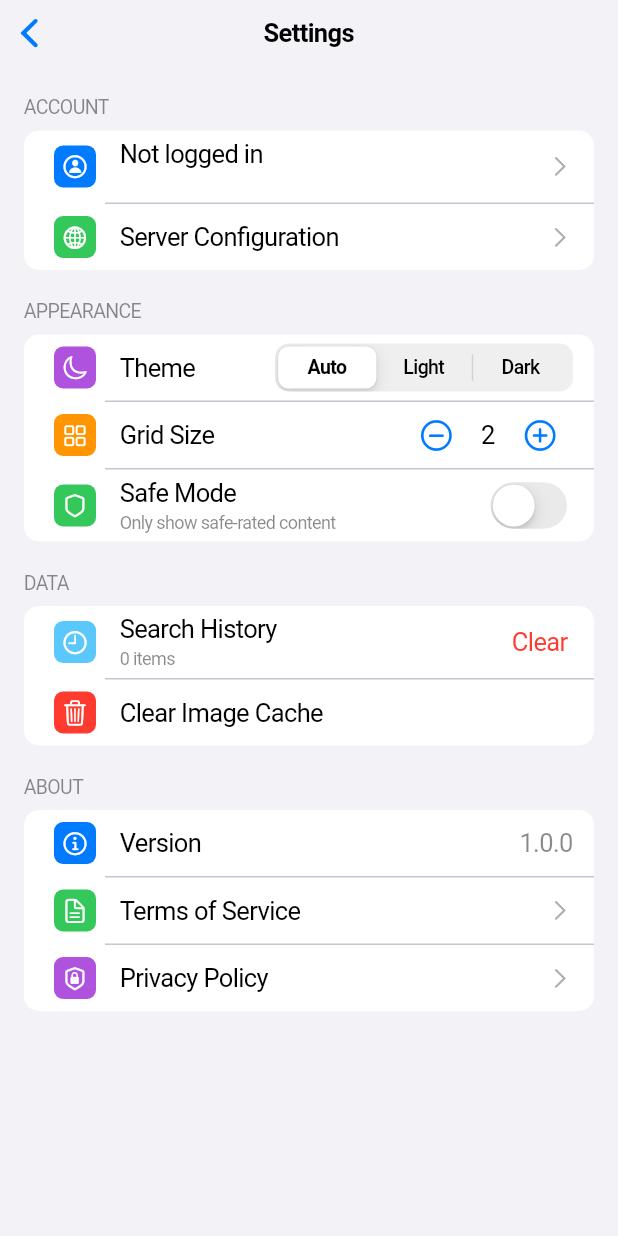
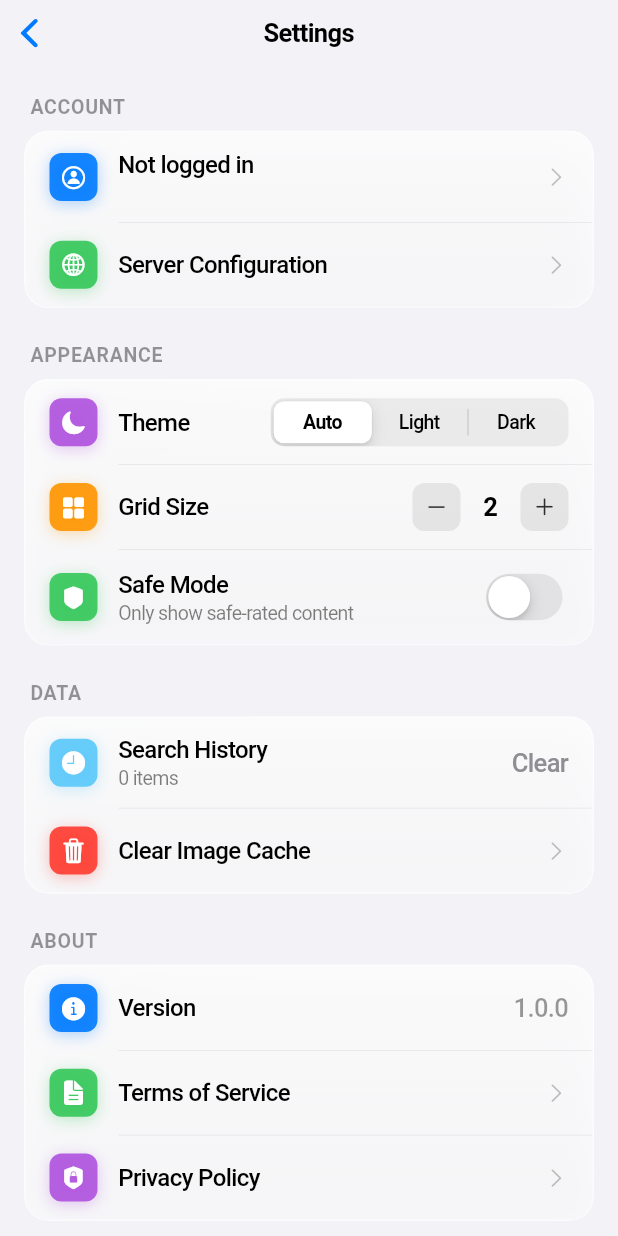
Before and after one commit to justacalico/klit, a Flutter app: the SettingsPage screen opened directly, on a phone screen of 412 x 824 dp. Run offline on Flutter 3.47's test engine with Material 3 defaults, Android fonts, the phone set to English and light mode, and no system bars; our stand-ins replace cached_network_image, chewie, dio, flutter_secure_storage, photo_view, pull_to_refresh and 3 more; missing offline and left inert: media_kit, media_kit_video; accounts and stored records are empty.

Commit message:
Enhance SettingsPage with liquid glass design and improved section handling

```diff
--- a/lib/presentation/pages/settings/settings_page.dart
+++ b/lib/presentation/pages/settings/settings_page.dart
@@ -1,11 +1,11 @@
+import 'dart:ui';
 import 'package:flutter/cupertino.dart';
-import 'package:flutter/material.dart' show Divider;
 import 'package:provider/provider.dart';
 import '../../../app/routes.dart';
 import '../../../core/constants/constants.dart';
 import '../../providers/providers.dart';
 
-/// Settings page
+/// Settings page with iOS 26 liquid glass design
 class SettingsPage extends StatelessWidget {
   const SettingsPage({super.key});
 
@@ -18,20 +18,25 @@ class SettingsPage extends StatelessWidget {
       backgroundColor: isDark
           ? AppColors.darkGroupedBackground
           : AppColors.lightGroupedBackground,
-      navigationBar: const CupertinoNavigationBar(
-        middle: Text('Settings'),
+      navigationBar: CupertinoNavigationBar(
+        middle: const Text('Settings'),
+        backgroundColor: isDark
+            ? CupertinoColors.black.withOpacity(0.5)
+            : CupertinoColors.white.withOpacity(0.5),
       ),
       child: SafeArea(
+        bottom: false,
         child: ListView(
+          padding: const EdgeInsets.only(bottom: 100),
           children: [
             const SizedBox(height: 20),
-            _buildAccountSection(context),
-            const SizedBox(height: 20),
-            _buildAppearanceSection(context),
-            const SizedBox(height: 20),
-            _buildCacheSection(context),
-            const SizedBox(height: 20),
-            _buildAboutSection(context),
+            _buildAccountSection(context, isDark),
+            const SizedBox(height: 24),
+            _buildAppearanceSection(context, isDark),
+            const SizedBox(height: 24),
+            _buildCacheSection(context, isDark),
+            const SizedBox(height: 24),
+            _buildAboutSection(context, isDark),
             const SizedBox(height: 40),
           ],
         ),
@@ -39,33 +44,36 @@ class SettingsPage extends StatelessWidget {
     );
   }
 
-  Widget _buildAccountSection(BuildContext context) {
-    return _buildSection(
+  Widget _buildAccountSection(BuildContext context, bool isDark) {
+    return _buildLiquidGlassSection(
       context,
+      isDark: isDark,
       title: 'ACCOUNT',
       children: [
         Consumer<AuthProvider>(
           builder: (context, auth, _) {
-            return _buildListTile(
+            return _buildLiquidGlassTile(
               context,
+              isDark: isDark,
               icon: CupertinoIcons.person_circle,
               iconColor: AppColors.primaryBlue,
               title: auth.currentAccount?.username ?? 'Not logged in',
               subtitle: auth.currentAccount?.host ?? '',
-              trailing: const CupertinoListTileChevron(),
+              showChevron: true,
               onTap: () => Navigator.of(context).pushNamed(
                 AppRoutes.accountManagement,
               ),
             );
           },
         ),
-        _buildDivider(),
-        _buildListTile(
+        _buildLiquidGlassDivider(isDark),
+        _buildLiquidGlassTile(
           context,
+          isDark: isDark,
           icon: CupertinoIcons.globe,
           iconColor: AppColors.primaryGreen,
           title: 'Server Configuration',
-          trailing: const CupertinoListTileChevron(),
+          showChevron: true,
           onTap: () => Navigator.of(context).pushNamed(
             AppRoutes.hostSettings,
           ),
@@ -74,20 +82,28 @@ class SettingsPage extends StatelessWidget {
     );
   }
 
-  Widget _buildAppearanceSection(BuildContext context) {
-    return _buildSection(
+  Widget _buildAppearanceSection(BuildContext context, bool isDark) {
+    return _buildLiquidGlassSection(
       context,
+      isDark: isDark,
       title: 'APPEARANCE',
       children: [
         Consumer<SettingsProvider>(
           builder: (context, settings, _) {
-            return _buildListTile(
+            return _buildLiquidGlassTile(
               context,
-              icon: CupertinoIcons.moon,
+              isDark: isDark,
+              icon: CupertinoIcons.moon_fill,
               iconColor: AppColors.primaryPurple,
               title: 'Theme',
               trailing: CupertinoSlidingSegmentedControl<int>(
                 groupValue: settings.themeMode,
+                backgroundColor: isDark
+                    ? CupertinoColors.white.withOpacity(0.1)
+                    : CupertinoColors.black.withOpacity(0.06),
+                thumbColor: isDark
+                    ? CupertinoColors.white.withOpacity(0.2)
+                    : CupertinoColors.white,
                 children: const {
                   0: Padding(
                     padding: EdgeInsets.symmetric(horizontal: 8),
@@ -111,54 +127,62 @@ class SettingsPage extends StatelessWidget {
             );
           },
         ),
-        _buildDivider(),
+        _buildLiquidGlassDivider(isDark),
         Consumer<SettingsProvider>(
           builder: (context, settings, _) {
-            return _buildListTile(
+            return _buildLiquidGlassTile(
               context,
-              icon: CupertinoIcons.square_grid_2x2,
+              isDark: isDark,
+              icon: CupertinoIcons.square_grid_2x2_fill,
               iconColor: AppColors.primaryOrange,
               title: 'Grid Size',
               trailing: Row(
                 mainAxisSize: MainAxisSize.min,
                 children: [
-                  CupertinoButton(
-                    padding: EdgeInsets.zero,
-                    onPressed: settings.gridSize > AppConstants.minGridColumns
+                  _buildGlassButton(
+                    isDark: isDark,
+                    icon: CupertinoIcons.minus,
+                    onTap: settings.gridSize > AppConstants.minGridColumns
                         ? () => settings.setGridSize(settings.gridSize - 1)
                         : null,
-                    child: const Icon(CupertinoIcons.minus_circle, size: 24),
                   ),
-                  Padding(
-                    padding: const EdgeInsets.symmetric(horizontal: 8),
+                  Container(
+                    width: 40,
+                    alignment: Alignment.center,
                     child: Text(
                       '${settings.gridSize}',
-                      style: const TextStyle(fontSize: 17),
+                      style: TextStyle(
+                        fontSize: 17,
+                        fontWeight: FontWeight.w600,
+                        color: isDark ? CupertinoColors.white : CupertinoColors.black,
+                      ),
                     ),
                   ),
-                  CupertinoButton(
-                    padding: EdgeInsets.zero,
-                    onPressed: settings.gridSize < AppConstants.maxGridColumns
+                  _buildGlassButton(
+                    isDark: isDark,
+                    icon: CupertinoIcons.plus,
+                    onTap: settings.gridSize < AppConstants.maxGridColumns
                         ? () => settings.setGridSize(settings.gridSize + 1)
                         : null,
-                    child: const Icon(CupertinoIcons.plus_circle, size: 24),
                   ),
                 ],
               ),
             );
           },
         ),
-        _buildDivider(),
+        _buildLiquidGlassDivider(isDark),
         Consumer<SettingsProvider>(
           builder: (context, settings, _) {
-            return _buildListTile(
+            return _buildLiquidGlassTile(
               context,
-              icon: CupertinoIcons.shield,
+              isDark: isDark,
+              icon: CupertinoIcons.shield_fill,
               iconColor: AppColors.safeColor,
               title: 'Safe Mode',
               subtitle: 'Only show safe-rated content',
               trailing: CupertinoSwitch(
                 value: settings.safeMode,
+                activeTrackColor: AppColors.safeColor,
                 onChanged: (value) => settings.setSafeMode(value),
               ),
             );
@@ -168,148 +192,286 @@ class SettingsPage extends StatelessWidget {
     );
   }
 
-  Widget _buildCacheSection(BuildContext context) {
-    return _buildSection(
+  Widget _buildCacheSection(BuildContext context, bool isDark) {
+    return _buildLiquidGlassSection(
       context,
+      isDark: isDark,
       title: 'DATA',
       children: [
         Consumer<SettingsProvider>(
           builder: (context, settings, _) {
-            return _buildListTile(
+            return _buildLiquidGlassTile(
               context,
-              icon: CupertinoIcons.clock,
+              isDark: isDark,
+              icon: CupertinoIcons.clock_fill,
               iconColor: AppColors.primaryTeal,
               title: 'Search History',
               subtitle: '${settings.searchHistory.length} items',
-              trailing: CupertinoButton(
-                padding: EdgeInsets.zero,
-                onPressed: settings.searchHistory.isEmpty
+              trailing: GestureDetector(
+                onTap: settings.searchHistory.isEmpty
                     ? null
                     : () => _confirmClearHistory(context, settings),
-                child: const Text(
+                child: Text(
                   'Clear',
-                  style: TextStyle(color: CupertinoColors.destructiveRed),
+                  style: TextStyle(
+                    color: settings.searchHistory.isEmpty
+                        ? CupertinoColors.systemGrey
+                        : CupertinoColors.destructiveRed,
+                    fontWeight: FontWeight.w500,
+                  ),
                 ),
               ),
             );
           },
         ),
-        _buildDivider(),
-        _buildListTile(
+        _buildLiquidGlassDivider(isDark),
+        _buildLiquidGlassTile(
           context,
-          icon: CupertinoIcons.trash,
+          isDark: isDark,
+          icon: CupertinoIcons.trash_fill,
           iconColor: CupertinoColors.destructiveRed,
           title: 'Clear Image Cache',
+          showChevron: true,
           onTap: () => _confirmClearCache(context),
         ),
       ],
     );
   }
 
-  Widget _buildAboutSection(BuildContext context) {
-    return _buildSection(
+  Widget _buildAboutSection(BuildContext context, bool isDark) {
+    return _buildLiquidGlassSection(
       context,
+      isDark: isDark,
       title: 'ABOUT',
       children: [
-        _buildListTile(
+        _buildLiquidGlassTile(
           context,
-          icon: CupertinoIcons.info_circle,
+          isDark: isDark,
+          icon: CupertinoIcons.info_circle_fill,
           iconColor: AppColors.primaryBlue,
           title: 'Version',
           trailing: Text(
             AppConstants.appVersion,
             style: TextStyle(
-              color: CupertinoColors.secondaryLabel.resolveFrom(context),
+              color: isDark
+                  ? CupertinoColors.white.withOpacity(0.5)
+                  : CupertinoColors.black.withOpacity(0.4),
+              fontWeight: FontWeight.w500,
             ),
           ),
         ),
-        _buildDivider(),
-        _buildListTile(
+        _buildLiquidGlassDivider(isDark),
+        _buildLiquidGlassTile(
           context,
-          icon: CupertinoIcons.doc_text,
+          isDark: isDark,
+          icon: CupertinoIcons.doc_text_fill,
           iconColor: AppColors.primaryGreen,
           title: 'Terms of Service',
-          trailing: const CupertinoListTileChevron(),
+          showChevron: true,
           onTap: () {},
         ),
-        _buildDivider(),
-        _buildListTile(
+        _buildLiquidGlassDivider(isDark),
+        _buildLiquidGlassTile(
           context,
-          icon: CupertinoIcons.lock_shield,
+          isDark: isDark,
+          icon: CupertinoIcons.lock_shield_fill,
           iconColor: AppColors.primaryPurple,
           title: 'Privacy Policy',
-          trailing: const CupertinoListTileChevron(),
+          showChevron: true,
           onTap: () {},
         ),
       ],
     );
   }
 
-  Widget _buildSection(
+  Widget _buildLiquidGlassSection(
     BuildContext context, {
+    required bool isDark,
     required String title,
     required List<Widget> children,
   }) {
-    final brightness = CupertinoTheme.brightnessOf(context);
-    final isDark = brightness == Brightness.dark;
-
     return Column(
       crossAxisAlignment: CrossAxisAlignment.start,
       children: [
         Padding(
-          padding: const EdgeInsets.only(left: 16, bottom: 8),
+          padding: const EdgeInsets.only(left: 20, bottom: 8),
           child: Text(
             title,
             style: TextStyle(
               fontSize: 13,
-              color: CupertinoColors.secondaryLabel.resolveFrom(context),
+              fontWeight: FontWeight.w600,
+              letterSpacing: 0.5,
+              color: isDark
+                  ? CupertinoColors.white.withOpacity(0.5)
+                  : CupertinoColors.black.withOpacity(0.4),
             ),
           ),
         ),
         Container(
           margin: const EdgeInsets.symmetric(horizontal: 16),
-          decoration: BoxDecoration(
-            color: isDark
-                ? AppColors.darkSecondaryBackground
-                : CupertinoColors.white,
-            borderRadius: BorderRadius.circular(10),
+          child: ClipRRect(
+            borderRadius: BorderRadius.circular(16),
+            child: BackdropFilter(
+              filter: ImageFilter.blur(sigmaX: 40, sigmaY: 40),
+              child: Container(
+                decoration: BoxDecoration(
+                  borderRadius: BorderRadius.circular(16),
+                  gradient: LinearGradient(
+                    begin: Alignment.topCenter,
+                    end: Alignment.bottomCenter,
+                    colors: isDark
+                        ? [
+                            CupertinoColors.white.withOpacity(0.14),
+                            CupertinoColors.white.withOpacity(0.08),
+                          ]
+                        : [
+                            CupertinoColors.white.withOpacity(0.8),
+                            CupertinoColors.white.withOpacity(0.6),
+                          ],
+                  ),
+                  border: Border.all(
+                    color: isDark
+                        ? CupertinoColors.white.withOpacity(0.15)
+                        : CupertinoColors.white.withOpacity(0.5),
+                    width: 1,
+                  ),
+                  boxShadow: [
+                    BoxShadow(
+                      color: isDark
+                          ? CupertinoColors.black.withOpacity(0.3)
+                          : CupertinoColors.black.withOpacity(0.05),
+                      blurRadius: 20,
+                      offset: const Offset(0, 4),
+                    ),
+                  ],
+                ),
+                child: Column(children: children),
+              ),
+            ),
           ),
-          child: Column(children: children),
         ),
       ],
     );
   }
 
-  Widget _buildListTile(
+  Widget _buildLiquidGlassTile(
     BuildContext context, {
+    required bool isDark,
     required IconData icon,
     required Color iconColor,
     required String title,
     String? subtitle,
     Widget? trailing,
+    bool showChevron = false,
     VoidCallback? onTap,
   }) {
-    return CupertinoListTile(
-      leading: Container(
-        width: 30,
-        height: 30,
-        decoration: BoxDecoration(
-          color: iconColor,
-          borderRadius: BorderRadius.circular(6),
+    final textColor = isDark ? CupertinoColors.white : CupertinoColors.black;
+    final subtitleColor = isDark
+        ? CupertinoColors.white.withOpacity(0.5)
+        : CupertinoColors.black.withOpacity(0.5);
+
+    return GestureDetector(
+      onTap: onTap,
+      behavior: HitTestBehavior.opaque,
+      child: Padding(
+        padding: const EdgeInsets.symmetric(horizontal: 16, vertical: 12),
+        child: Row(
+          children: [
+            // Icon with glass effect
+            Container(
+              width: 32,
+              height: 32,
+              decoration: BoxDecoration(
+                color: iconColor.withOpacity(0.9),
+                borderRadius: BorderRadius.circular(8),
+                boxShadow: [
+                  BoxShadow(
+                    color: iconColor.withOpacity(0.3),
+                    blurRadius: 8,
+                    offset: const Offset(0, 2),
+                  ),
+                ],
+              ),
+              child: Icon(icon, size: 18, color: CupertinoColors.white),
+            ),
+            const SizedBox(width: 14),
+            // Title and subtitle
+            Expanded(
+              child: Column(
+                crossAxisAlignment: CrossAxisAlignment.start,
+                children: [
+                  Text(
+                    title,
+                    style: TextStyle(
+                      fontSize: 16,
+                      fontWeight: FontWeight.w500,
+                      color: textColor,
+                    ),
+                  ),
+                  if (subtitle != null) ...[
+                    const SizedBox(height: 2),
+                    Text(
+                      subtitle,
+                      style: TextStyle(
+                        fontSize: 13,
+                        color: subtitleColor,
+                      ),
+                    ),
+                  ],
+                ],
+              ),
+            ),
+            // Trailing widget
+            if (trailing != null) trailing,
+            if (showChevron)
+              Icon(
+                CupertinoIcons.chevron_right,
+                size: 16,
+                color: isDark
+                    ? CupertinoColors.white.withOpacity(0.3)
+                    : CupertinoColors.black.withOpacity(0.25),
+              ),
+          ],
         ),
-        child: Icon(icon, size: 18, color: CupertinoColors.white),
       ),
-      title: Text(title),
-      subtitle: subtitle != null ? Text(subtitle) : null,
-      trailing: trailing,
-      onTap: onTap,
     );
   }
 
-  Widget _buildDivider() {
-    return const Padding(
-      padding: EdgeInsets.only(left: 54),
-      child: Divider(height: 1),
+  Widget _buildLiquidGlassDivider(bool isDark) {
+    return Container(
+      margin: const EdgeInsets.only(left: 62),
+      height: 0.5,
+      color: isDark
+          ? CupertinoColors.white.withOpacity(0.1)
+          : CupertinoColors.black.withOpacity(0.08),
+    );
+  }
+
+  Widget _buildGlassButton({
+    required bool isDark,
+    required IconData icon,
+    VoidCallback? onTap,
+  }) {
+    final isEnabled = onTap != null;
+    return GestureDetector(
+      onTap: onTap,
+      child: Container(
+        width: 32,
+        height: 32,
+        decoration: BoxDecoration(
+          color: isDark
+              ? CupertinoColors.white.withOpacity(isEnabled ? 0.15 : 0.05)
+              : CupertinoColors.black.withOpacity(isEnabled ? 0.08 : 0.03),
+          borderRadius: BorderRadius.circular(8),
+        ),
+        child: Icon(
+          icon,
+          size: 16,
+          color: isDark
+              ? CupertinoColors.white.withOpacity(isEnabled ? 0.9 : 0.3)
+              : CupertinoColors.black.withOpacity(isEnabled ? 0.8 : 0.25),
+        ),
+      ),
     );
   }
 
```
